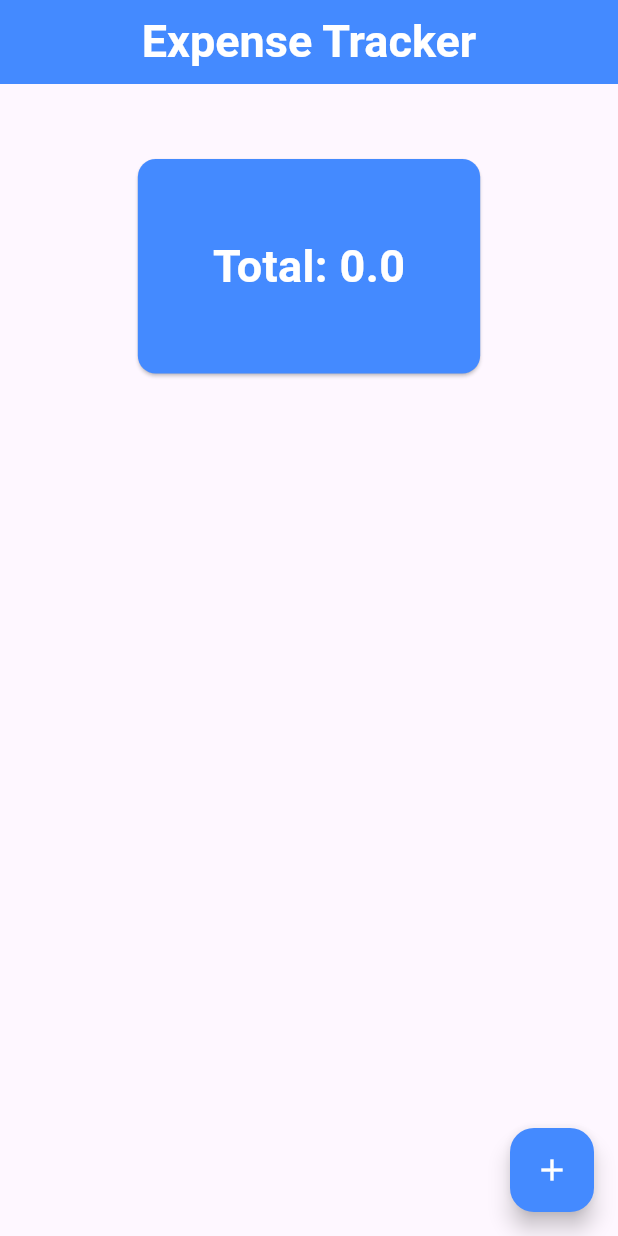
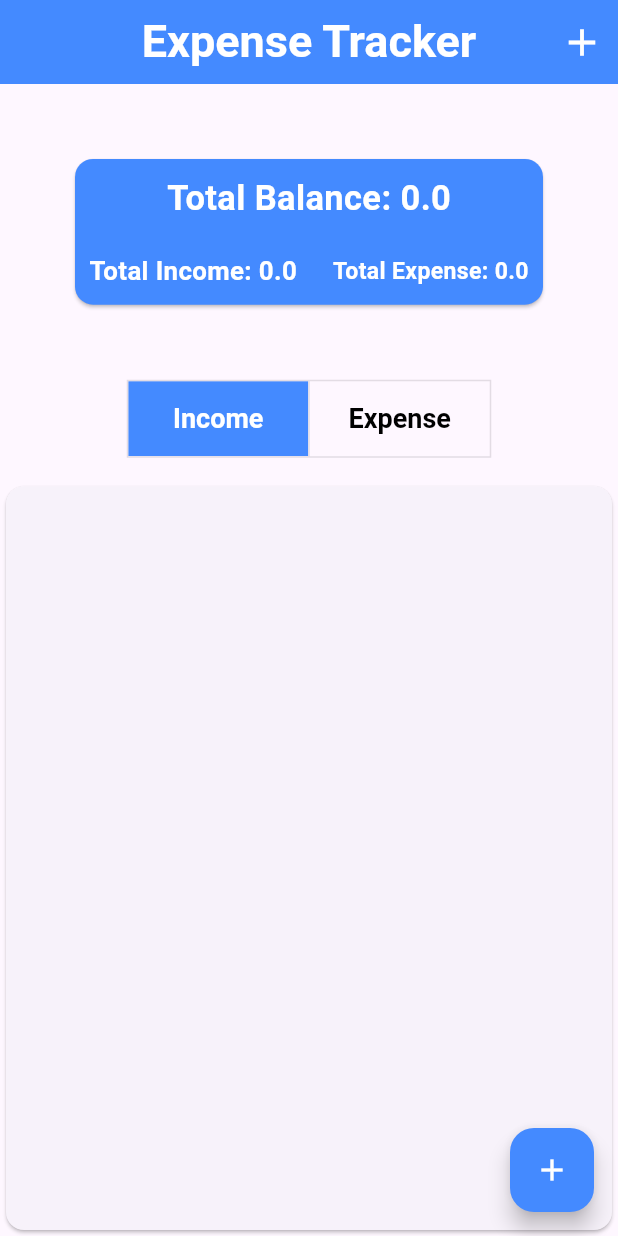
Before and after one commit to Shourav221/expense-tracker, a Flutter app: the screen it shows after launch, on a phone screen of 412 x 824 dp. Run offline on Flutter 3.47's test engine with Material 3 defaults, Android fonts, the phone set to English and light mode, and no system bars.

Commit message:
add toggle button and Income tracker

```diff
--- a/lib/ExpenseTracker.dart
+++ b/lib/ExpenseTracker.dart
@@ -1,6 +1,10 @@
-import 'package:expense_tracker/ExpenseModel.dart';
+import 'package:expense_tracker/model/ExpenseModel.dart';
+import 'package:expense_tracker/widget/expense.dart';
+import 'package:expense_tracker/widget/income.dart';
 import 'package:flutter/material.dart';
 import 'package:intl/intl.dart';
+
+import 'model/incomeModel.dart';
 
 class ExpenseTracker extends StatefulWidget {
   const ExpenseTracker({super.key});
@@ -13,6 +17,10 @@ class _ExpenseTrackerState extends State<ExpenseTracker> {
   TextEditingController titleController = TextEditingController();
   TextEditingController amountController = TextEditingController();
 
+  //Income text field controller
+  TextEditingController incomeController = TextEditingController();
+  TextEditingController incomeAmountController = TextEditingController();
+
   final List<String> categories = [
     'Food',
     'Transport',
@@ -20,11 +28,22 @@ class _ExpenseTrackerState extends State<ExpenseTracker> {
     'Bills',
   ];
 
+  final List<String> IncomeType = ['Salary', 'Passive', 'Others'];
+
+  final List<String> type = ['Income', 'Expense'];
+
   final List<Expense> _expense = [];
+  final List<Income> _income = [];
 
+  int _selectedIndex = 0;
   double totalExpense = 0;
+  double totalIncome = 0;
+  double totalBalance = 0;
   DateTime _expenseTime = DateTime.now();
+  DateTime _incomeTime = DateTime.now();
 
+
+  // add Expense function
   void _addExpense(
     String title,
     double amount,
@@ -36,9 +55,12 @@ class _ExpenseTrackerState extends State<ExpenseTracker> {
         Expense(title: title, amount: amount, category: category, date: date),
       );
       totalExpense += amount;
+      totalBalance -= amount;
     });
   }
 
+
+  // Add Expense bottom Sheet
   void _showForm(BuildContext context) {
     String selectCategory = '';
     showModalBottomSheet(
@@ -59,8 +81,6 @@ class _ExpenseTrackerState extends State<ExpenseTracker> {
                 controller: amountController,
                 decoration: InputDecoration(hintText: 'amount'),
               ),
-
-              SizedBox(height: 20),
 
               DropdownButtonFormField(
                 items:
@@ -115,6 +135,114 @@ class _ExpenseTrackerState extends State<ExpenseTracker> {
     );
   }
 
+  // add Income function
+
+  void _addIncome(
+    String incomeSource,
+    double incomeAmount,
+    String incomeType,
+    DateTime incomeDate,
+  ) {
+    setState(() {
+      _income.add(
+        Income(
+          incomeSource: incomeSource,
+          incomeAmount: incomeAmount,
+          incomeType: incomeType,
+          incomeDate: incomeDate,
+        ),
+      );
+    });
+    totalIncome += incomeAmount;
+    totalBalance += incomeAmount;
+  }
+
+  //Add income bottomsheet
+
+  void _showIncomeForm(BuildContext context) {
+    String incomeType = '';
+    showModalBottomSheet(
+      context: context,
+      builder: (context) {
+        return Padding(
+          padding: EdgeInsets.all(20),
+          child: Column(
+            mainAxisSize: MainAxisSize.min,
+            children: [
+              Text(
+                'Add your Income',
+                style: TextStyle(
+                  color: Colors.black,
+                  fontSize: 18,
+                  fontWeight: FontWeight.bold,
+                ),
+              ),
+
+              SizedBox(height: 10),
+
+              TextField(
+                controller: incomeController,
+                decoration: InputDecoration(hintText: 'income source'),
+              ),
+              SizedBox(height: 10),
+              TextField(
+                controller: incomeAmountController,
+                decoration: InputDecoration(hintText: 'amount'),
+              ),
+
+              SizedBox(height: 10),
+
+              DropdownButtonFormField(
+                items:
+                    IncomeType.map(
+                      (item) =>
+                          DropdownMenuItem(value: item, child: Text(item)),
+                    ).toList(),
+                onChanged: (value) => incomeType = value!,
+                decoration: InputDecoration(labelText: 'Select income type'),
+              ),
+
+              SizedBox(height: 10),
+
+              //add income Elevated Button
+              SizedBox(
+                width: double.infinity,
+                child: ElevatedButton(
+                  onPressed: () {
+                    _addIncome(
+                      incomeController.text,
+                      double.parse(incomeAmountController.text),
+                      incomeType,
+                      _incomeTime,
+                    );
+                    incomeController.clear();
+                    incomeAmountController.clear();
+                    Navigator.pop(context);
+                  },
+                  child: Text(
+                    'Add income',
+                    style: TextStyle(
+                      color: Colors.white,
+                      fontWeight: FontWeight.bold,
+                      fontSize: 18,
+                    ),
+                  ),
+                  style: ElevatedButton.styleFrom(
+                    padding: EdgeInsets.all(20),
+                    backgroundColor: Colors.blueAccent,
+                    shape: RoundedRectangleBorder(
+                      borderRadius: BorderRadius.circular(10),
+                    ),
+                  ),
+                ),
+              ),
+            ],
+          ),
+        );
+      },
+    );
+  }
+
   @override
   Widget build(BuildContext context) {
     return Scaffold(
@@ -129,65 +257,97 @@ class _ExpenseTrackerState extends State<ExpenseTracker> {
             fontSize: 30,
           ),
         ),
+
+        actions: [
+          IconButton(
+            onPressed: () {
+              _showIncomeForm(context);
+            },
+            icon: Icon(Icons.add, color: Colors.white, size: 30),
           ),
-      body: Column(
+        ],
+      ),
+      body: SafeArea(
+        child: Column(
           children: [
             Center(
               child: Card(
                 color: Colors.blueAccent.shade200,
                 margin: EdgeInsets.all(50),
-              child: Padding(
-                padding: EdgeInsets.all(50),
+                child: Column(
+                  children: [
+                    Padding(
+                      padding: const EdgeInsets.all(10),
                       child: Text(
-                  'Total: $totalExpense',
+                        'Total Balance: $totalBalance',
                         style: TextStyle(
-                    fontSize: 30,
+                          color: Colors.white,
+                          fontSize: 23,
+                          fontWeight: FontWeight.bold,
+                        ),
+                      ),
+                    ),
+
+                    FittedBox(
+                      child: Row(
+                        children: [
+                          Padding(
+                            padding: EdgeInsets.all(10),
+                            child: Text(
+                              'Total Income: $totalIncome',
+                              style: TextStyle(
+                                fontSize: 18,
                                 fontWeight: FontWeight.bold,
                                 color: Colors.white,
                               ),
                             ),
                           ),
+
+                          SizedBox(width: 5),
+                          Padding(
+                            padding: EdgeInsets.all(10),
+                            child: Text(
+                              'Total Expense: $totalExpense',
+                              style: TextStyle(
+                                fontSize: 16,
+                                fontWeight: FontWeight.bold,
+                                color: Colors.white,
+                              ),
+                            ),
+                          ),
+                        ],
+                      ),
+                    ),
+                  ],
+                ),
               ),
             ),
 
-          Expanded(
-            child: ListView.builder(
-              itemCount: _expense.length,
-              itemBuilder: (context, index) {
-                return Card(
-                  child: ListTile(
-                    leading: CircleAvatar(
-                      backgroundColor: Colors.blueAccent,
-                      child: FittedBox(child: Text(_expense[index].category)),
-                    ),
-
-                    title: Text(
-                      _expense[index].title,
-                      style: TextStyle(
+            ToggleButtons(
+              color: Colors.black,
+              constraints: BoxConstraints(minWidth: 120, minHeight: 50),
+              fillColor: Colors.blueAccent,
+              textStyle: TextStyle(
+                color: Colors.black,
                 fontSize: 18,
                 fontWeight: FontWeight.bold,
-                        color: Colors.black,
               ),
-                    ),
-
-                    subtitle: Text(
-                      DateFormat.yMMMEd().format(_expense[index].date),
-                    ),
-
-                    trailing: Text(
-                      (_expense[index].amount.toString()),
-                      style: TextStyle(
-                        fontSize: 18,
-                        fontWeight: FontWeight.bold,
-                        color: Colors.red,
-                      ),
-                    ),
-                  ),
-                );
+              selectedColor: Colors.white,
+              children: [Text('Income'), Text('Expense')],
+              isSelected: [_selectedIndex == 0, _selectedIndex == 1],
+              onPressed: (index) {
+                setState(() {
+                  _selectedIndex = index;
+                });
               },
             ),
+            SizedBox(height: 15),
+
+            _selectedIndex == 0
+                ? income(income: _income)
+                : expense(expense: _expense),
+          ],
         ),
-        ],
       ),
 
       floatingActionButton: FloatingActionButton(
--- /dev/null
+++ b/lib/model/incomeModel.dart
@@ -0,0 +1,13 @@
+class Income {
+  String incomeSource;
+  double incomeAmount;
+  String incomeType;
+  DateTime incomeDate;
+
+  Income({
+    required this.incomeSource,
+    required this.incomeAmount,
+    required this.incomeType,
+    required this.incomeDate,
+  });
+}
--- /dev/null
+++ b/lib/widget/expense.dart
@@ -0,0 +1,54 @@
+import 'package:flutter/material.dart';
+import 'package:intl/intl.dart';
+
+import '../model/ExpenseModel.dart';
+
+class expense extends StatelessWidget {
+  const expense({
+    super.key,
+    required List<Expense> expense,
+  }) : _expense = expense;
+
+  final List<Expense> _expense;
+
+  @override
+  Widget build(BuildContext context) {
+    return Expanded(
+      child: ListView.builder(
+        itemCount: _expense.length,
+        itemBuilder: (context, index) {
+          return Card(
+            child: ListTile(
+              leading: CircleAvatar(
+                backgroundColor: Colors.blueAccent,
+                child: FittedBox(child: Text(_expense[index].category)),
+              ),
+
+              title: Text(
+                _expense[index].title,
+                style: TextStyle(
+                  fontSize: 18,
+                  fontWeight: FontWeight.bold,
+                  color: Colors.black,
+                ),
+              ),
+
+              subtitle: Text(
+                DateFormat.yMMMEd().format(_expense[index].date),
+              ),
+
+              trailing: Text(
+                ('- ${_expense[index].amount.toString()}'),
+                style: TextStyle(
+                  fontSize: 18,
+                  fontWeight: FontWeight.bold,
+                  color: Colors.red,
+                ),
+              ),
+            ),
+          );
+        },
+      ),
+    );
+  }
+}
--- /dev/null
+++ b/lib/widget/income.dart
@@ -0,0 +1,58 @@
+import 'package:flutter/material.dart';
+import 'package:intl/intl.dart';
+
+import '../model/incomeModel.dart';
+
+class income extends StatelessWidget {
+  const income({
+    super.key,
+    required List<Income> income,
+  }) : _income = income;
+
+  final List<Income> _income;
+
+  @override
+  Widget build(BuildContext context) {
+    return Expanded(
+      child: Card(
+        child: ListView.builder(
+          itemCount: _income.length,
+          itemBuilder: (context, index) {
+            return ListTile(
+              leading: CircleAvatar(
+                backgroundColor: Colors.blueAccent,
+                child: FittedBox(
+                  child: Text(_income[index].incomeType),
+                ),
+              ),
+
+              title: Text(
+                _income[index].incomeSource,
+                style: TextStyle(
+                  color: Colors.black,
+                  fontWeight: FontWeight.bold,
+                  fontSize: 20,
+                ),
+              ),
+
+              subtitle: Text(
+                DateFormat.yMMMEd().format(
+                  _income[index].incomeDate,
+                ),
+              ),
+
+              trailing: Text(
+                '+ ${_income[index].incomeAmount.toString()}',
+                style: TextStyle(
+                  color: Colors.green,
+                  fontWeight: FontWeight.bold,
+                  fontSize: 20,
+                ),
+              ),
+            );
+          },
+        ),
+      ),
+    );
+  }
+}
```
Also changed, not shown: lib/model/ExpenseModel.dart (renamed from lib/ExpenseModel.dart). Lines whose indentation alone changed are shown as unchanged.
